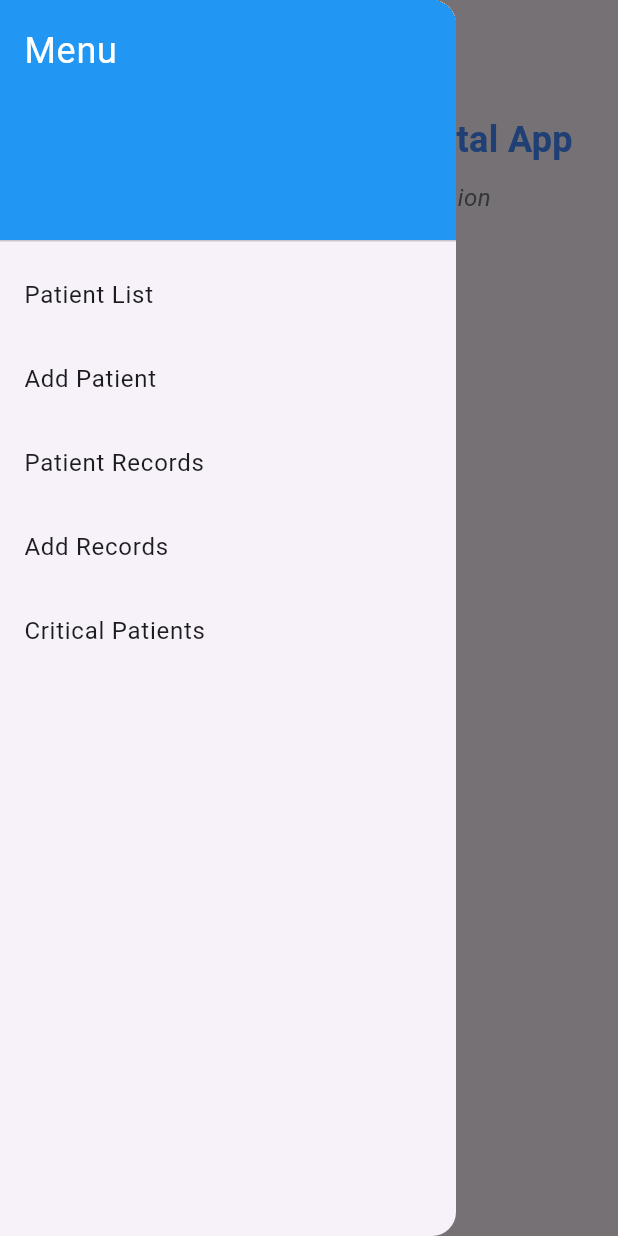
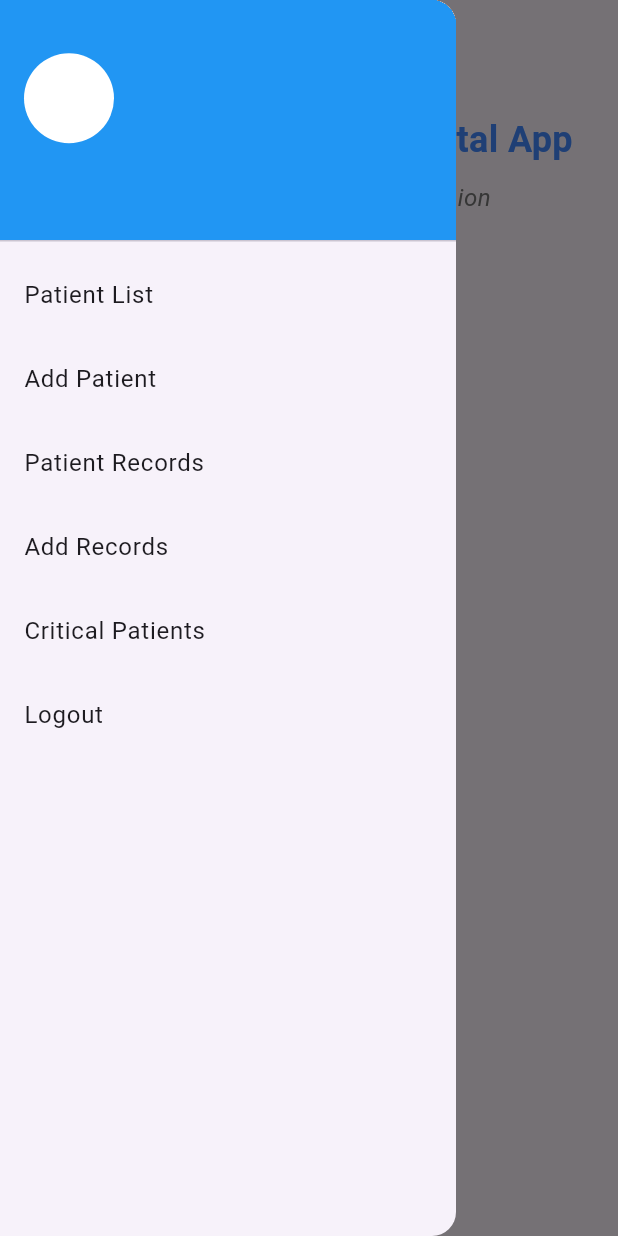
Before and after one commit to Nibha-Maharjan/flutterfrontend, a Flutter app: the HomePage screen opened directly with empty values, with the side drawer open, on a phone screen of 412 x 824 dp. Run offline on Flutter 3.47's test engine with Material 3 defaults, Android fonts, the phone set to English and light mode, and no system bars.

Commit message:
Logout Button and Useremail added on the drawer

```diff
--- a/lib/home_page.dart
+++ b/lib/home_page.dart
@@ -7,8 +7,10 @@ import 'CriticalPatientScreen.dart';
 
 class HomePage extends StatelessWidget {
   final String token;
+  final String userEmail; // New field to accept user email
 
-  HomePage({required this.token});
+  HomePage(
+      {required this.token, required this.userEmail}); // Updated constructor
 
   @override
   Widget build(BuildContext context) {
@@ -50,12 +52,24 @@ class HomePage extends StatelessWidget {
               decoration: BoxDecoration(
                 color: Colors.blue,
               ),
-              child: Text(
-                'Menu',
-                style: TextStyle(
-                  color: Colors.white,
-                  fontSize: 24,
-                ),
+              child: Column(
+                crossAxisAlignment: CrossAxisAlignment.start,
+                mainAxisAlignment: MainAxisAlignment.center,
+                children: [
+                  CircleAvatar(
+                    radius: 30,
+                    backgroundColor: Colors.white,
+                    // Placeholder image, you can replace this with the user's actual profile picture
+                  ),
+                  SizedBox(height: 10),
+                  Text(
+                    userEmail, // Use the userEmail passed from LoginPage
+                    style: TextStyle(
+                      color: Colors.white,
+                      fontSize: 18,
+                    ),
+                  ),
+                ],
               ),
             ),
             ListTile(
@@ -70,51 +84,55 @@ class HomePage extends StatelessWidget {
               },
             ),
             ListTile(
-              title: Text('Add Patient'), // New ListTile for Add Patient
+              title: Text('Add Patient'),
               onTap: () {
                 Navigator.push(
                   context,
                   MaterialPageRoute(
-                    builder: (context) =>
-                        AddPatientScreen(), // Navigate to Add Patient screen
+                    builder: (context) => AddPatientScreen(),
                   ),
                 );
               },
             ),
             ListTile(
-              title: Text('Patient Records'), // New ListTile for Add Patient
+              title: Text('Patient Records'),
               onTap: () {
                 Navigator.push(
                   context,
                   MaterialPageRoute(
-                    builder: (context) =>
-                        PatientRecordsScreen(), // Navigate to Add Patient screen
+                    builder: (context) => PatientRecordsScreen(),
                   ),
                 );
               },
             ),
             ListTile(
-              title: Text('Add Records'), // New ListTile for Add Patient
+              title: Text('Add Records'),
               onTap: () {
                 Navigator.push(
                   context,
                   MaterialPageRoute(
-                    builder: (context) =>
-                        AddRecordScreen(), // Navigate to Add Patient screen
+                    builder: (context) => AddRecordScreen(),
                   ),
                 );
               },
             ),
             ListTile(
-              title: Text('Critical Patients'), // New ListTile for Add Patient
+              title: Text('Critical Patients'),
               onTap: () {
                 Navigator.push(
                   context,
                   MaterialPageRoute(
-                    builder: (context) =>
-                        CriticalPatientScreen(), // Navigate to Add Patient screen
+                    builder: (context) => CriticalPatientScreen(),
                   ),
                 );
+              },
+            ),
+            ListTile(
+              title: Text('Logout'),
+              onTap: () {
+                // Perform logout action here, such as clearing the token or any user data
+                // Then navigate to the login screen
+                Navigator.pushReplacementNamed(context, '/login');
               },
             ),
             // Add more ListTile items for other options in the drawer
--- a/lib/login_screen.dart
+++ b/lib/login_screen.dart
@@ -46,7 +46,7 @@ class _LoginScreenState extends State<LoginScreen> {
             Navigator.pushReplacement(
               context,
               MaterialPageRoute(
-                builder: (context) => HomePage(token: token),
+                builder: (context) => HomePage(token: token, userEmail: email),
               ),
             );
             return;
```
